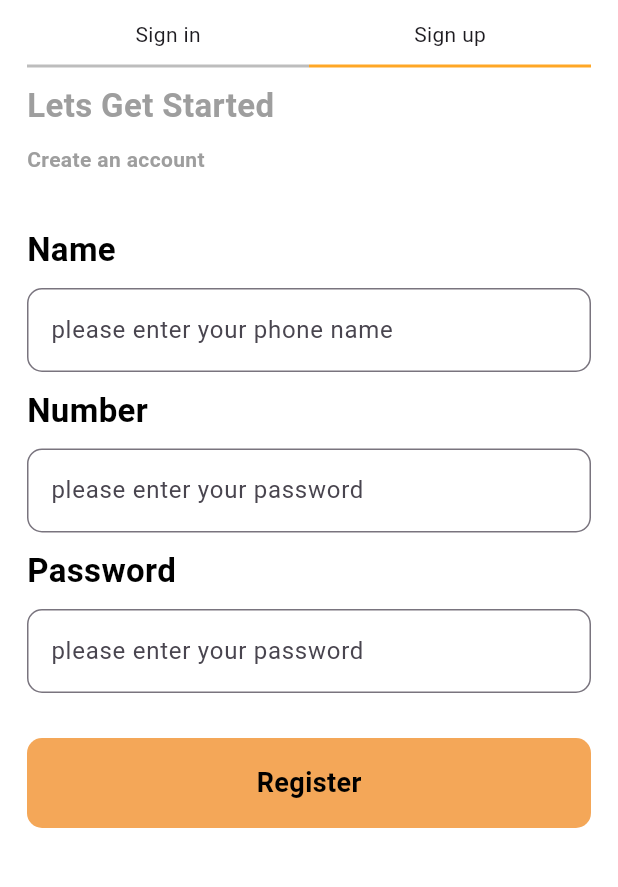
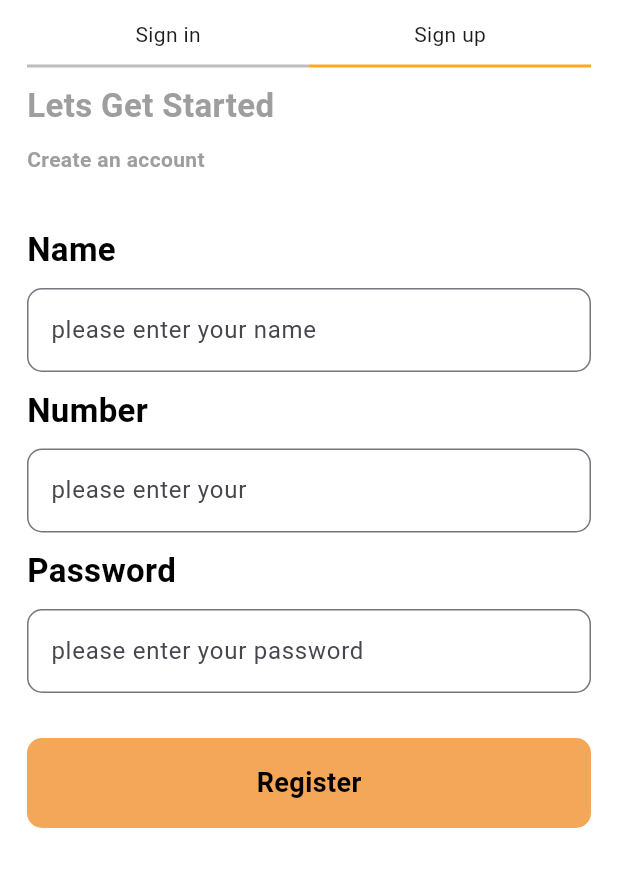
Before and after one commit to RontuMohonto/API_in_e_commerce, a Flutter app: the screen it shows after launch, on a phone screen of 412 x 824 dp, the part 84-971 px from its top. Run offline on Flutter 3.47's test engine with Material 3 defaults, Android fonts, the phone set to English and light mode, and no system bars.

Commit message:
controller

```diff
--- /dev/null
+++ b/lib/controller/widgets/SignUpName_Widget.dart
@@ -0,0 +1,26 @@
+import 'package:flutter/material.dart';
+
+class NameFormField extends StatelessWidget {
+  const NameFormField({
+    super.key,
+    required this.nameC,
+    required this.validator,
+    required this.title,
+  });
+
+  final TextEditingController nameC;
+  final FormFieldValidator validator;
+  final String title;
+
+  @override
+  Widget build(BuildContext context) {
+    return TextFormField(
+      controller: nameC,
+      validator: validator,
+      decoration: InputDecoration(
+        hintText: "please enter your $title",
+        border: OutlineInputBorder(borderRadius: BorderRadius.circular(10)),
+      ),
+    );
+  }
+}
--- /dev/null
+++ b/lib/controller/widgets/SignUpNumber_widget.dart
@@ -0,0 +1,25 @@
+import 'package:flutter/material.dart';
+class NumberFormField extends StatelessWidget {
+  const NumberFormField({
+    super.key,
+    required this.numberC,
+    required this.validator,
+    required this.title,
+  });
+
+  final TextEditingController numberC;
+  final FormFieldValidator validator;
+  final String title;
+
+  @override
+  Widget build(BuildContext context) {
+    return TextFormField(
+      controller: numberC,
+      validator: validator,
+      decoration: InputDecoration(
+        hintText: "please enter your $title",
+        border: OutlineInputBorder(borderRadius: BorderRadius.circular(10)),
+      ),
+    );
+  }
+}
--- /dev/null
+++ b/lib/controller/widgets/SignUpPassword_widget.dart
@@ -0,0 +1,25 @@
+import 'package:flutter/material.dart';
+class PasswordForm_widget extends StatelessWidget {
+  const PasswordForm_widget({
+    super.key,
+    required this.passC,
+    required this.validator,
+    required this.title,
+  });
+
+  final TextEditingController passC;
+  final FormFieldValidator validator;
+  final String title;
+
+  @override
+  Widget build(BuildContext context) {
+    return TextFormField(
+      controller: passC,
+      validator: validator,
+      decoration: InputDecoration(
+        hintText: "please enter your $title",
+        border: OutlineInputBorder(borderRadius: BorderRadius.circular(10)),
+      ),
+    );
+  }
+}
--- a/lib/screen/auth/UI.dart
+++ b/lib/screen/auth/UI.dart
@@ -2,7 +2,8 @@ import 'package:dada_garments_full_with_api/screen/auth/log/login.dart';
 import 'package:dada_garments_full_with_api/screen/auth/reg/RegSc.dart';
 import 'package:flutter/material.dart';
 
-import 'widgets/tabbar.dart';
+import '../../controller/widgets/tabbar.dart';
+
 
 class AuthScreen extends StatefulWidget {
   const AuthScreen({super.key});
--- a/lib/screen/auth/log/login.dart
+++ b/lib/screen/auth/log/login.dart
@@ -1,6 +1,6 @@
 import 'package:flutter/material.dart';
 
-import '../widgets/text.dart';
+import '../../../controller/widgets/text.dart';
 
 class LoginPage extends StatefulWidget {
   const LoginPage({super.key});
--- a/lib/screen/auth/reg/RegSc.dart
+++ b/lib/screen/auth/reg/RegSc.dart
@@ -2,7 +2,12 @@ import 'dart:developer';
 
 import 'package:flutter/material.dart';
 
-import '../widgets/text.dart';
+import '../../../controller/widgets/SignUpName_Widget.dart';
+import '../../../controller/widgets/SignUpNumber_widget.dart';
+import '../../../controller/widgets/SignUpPassword_widget.dart';
+import '../../../controller/widgets/text.dart';
+
+
 
 class RegPage extends StatefulWidget {
   const RegPage({super.key});
@@ -37,16 +42,16 @@ class _RegPageState extends State<RegPage> {
             fontWeight: FontWeight.w600,
           ),
           SizedBox(height: 15),
+
+          //name form field
           CustomText(
             text: "Name",
             fontSize: 22,
             fontWeight: FontWeight.bold,
             color: Colors.black,
           ),
-
-          //name form field
-          TextFormField(
-            controller: nameC,
+          NameFormField(
+            nameC: nameC,
             validator: (v) {
               if (v == null || v.isEmpty) {
                 return "please enter phone";
@@ -54,12 +59,7 @@ class _RegPageState extends State<RegPage> {
                 return "";
               }
             },
-            decoration: InputDecoration(
-              hintText: "please enter your phone name",
-              border: OutlineInputBorder(
-                borderRadius: BorderRadius.circular(10),
-              ),
-            ),
+            title: 'name',
           ),
 
           CustomText(
@@ -70,8 +70,8 @@ class _RegPageState extends State<RegPage> {
           ),
 
           //number formfield
-          TextFormField(
-            controller: numberC,
+          NumberFormField(
+            numberC: numberC,
             validator: (v) {
               if (v == null || v.isEmpty) {
                 return "please enter phone";
@@ -81,12 +81,7 @@ class _RegPageState extends State<RegPage> {
                 return "";
               }
             },
-            decoration: InputDecoration(
-              hintText: "please enter your password",
-              border: OutlineInputBorder(
-                borderRadius: BorderRadius.circular(10),
-              ),
-            ),
+            title: '',
           ),
 
           //password validator
@@ -96,8 +91,8 @@ class _RegPageState extends State<RegPage> {
             fontWeight: FontWeight.w600,
             color: Colors.black,
           ),
-          TextFormField(
-            controller: passC,
+          PasswordForm_widget(
+            passC: passC,
             validator: (v) {
               if (v == null || v.isEmpty) {
                 return "please enter password";
@@ -109,12 +104,7 @@ class _RegPageState extends State<RegPage> {
                 return "";
               }
             },
-            decoration: InputDecoration(
-              hintText: "please enter your password",
-              border: OutlineInputBorder(
-                borderRadius: BorderRadius.circular(10),
-              ),
-            ),
+            title: 'password',
           ),
           SizedBox(height: 10),
 
```
Also changed, not shown: lib/controller/widgets/tabbar.dart (renamed from lib/screen/auth/widgets/tabbar.dart), lib/controller/widgets/text.dart (renamed from lib/screen/auth/widgets/text.dart), 1 other file.
